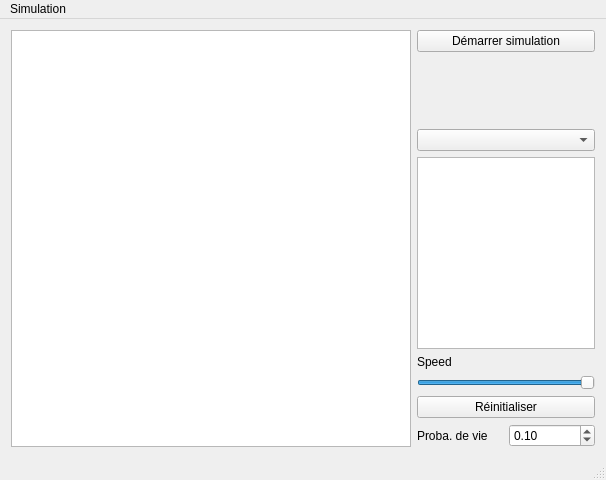
Before: the Qt Designer form Mainwindow.ui in Spleeen/GOF, drawn with Qt 5.
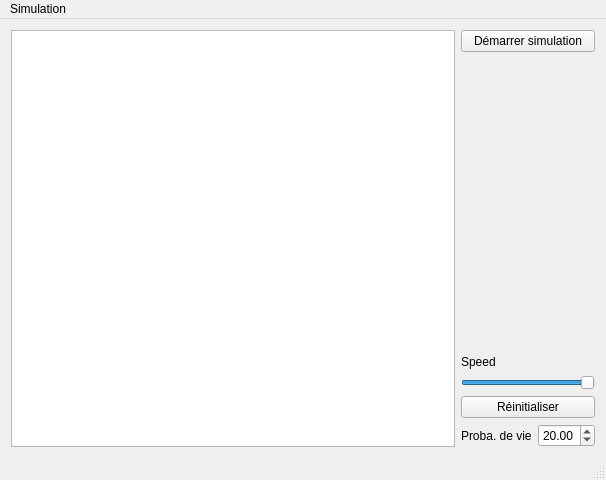
After: the same form once the commit is applied.

Diff of the .ui file:
```diff
--- a/Mainwindow.ui
+++ b/Mainwindow.ui
@@ -77,12 +77,6 @@
         </property>
        </spacer>
       </item>
-      <item>
-       <widget class="QComboBox" name="patternCB"/>
-      </item>
-      <item>
-       <widget class="QGraphicsView" name="patternGV"/>
-      </item>
       <item>
        <widget class="QLabel" name="speedlabel">
         <property name="text">
@@ -128,16 +122,16 @@
         <item>
          <widget class="QDoubleSpinBox" name="randomDoubleSpin">
           <property name="minimum">
-           <double>0.050000000000000</double>
+           <double>1.000000000000000</double>
           </property>
           <property name="maximum">
-           <double>0.950000000000000</double>
+           <double>99.000000000000000</double>
           </property>
           <property name="singleStep">
            <double>0.050000000000000</double>
           </property>
           <property name="value">
-           <double>0.100000000000000</double>
+           <double>20.000000000000000</double>
           </property>
          </widget>
         </item>
```
Left out of the diff: 4 changed lines with no effect on the pictures.
